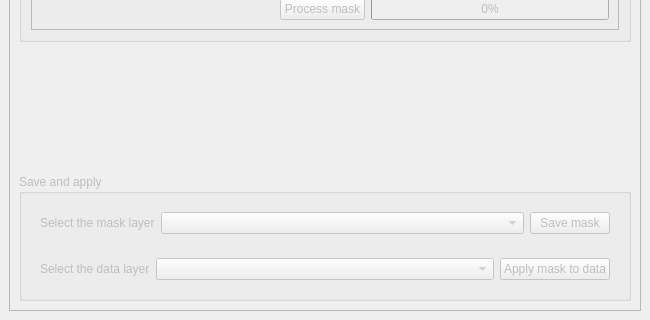
SMByC/CloudMasking, file cloud_masking_dockwidget_base.ui: the form before one commit; both pictures show x 0 to 650 and y 555 to 875 of the 650 by 875 pixel window.
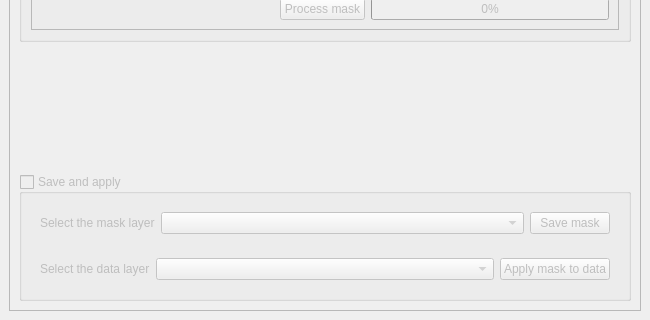
The form after the commit. Custom widgets are drawn as their Qt base class.

Commit message: Set hidden Save and apply block

Patch:
```diff
--- a/cloud_masking_dockwidget_base.ui
+++ b/cloud_masking_dockwidget_base.ui
@@ -30,7 +30,7 @@
        <property name="geometry">
         <rect>
          <x>0</x>
-         <y>0</y>
+         <y>-56</y>
          <width>610</width>
          <height>882</height>
         </rect>
@@ -425,6 +425,12 @@
           <property name="title">
            <string>Save and apply</string>
           </property>
+          <property name="checkable">
+           <bool>true</bool>
+          </property>
+          <property name="checked">
+           <bool>false</bool>
+          </property>
           <layout class="QVBoxLayout" name="verticalLayout_5">
            <item>
             <widget class="QWidget" name="widget" native="true">
```
Left out of the diff: 42 changed lines with no effect on the pictures. The commit also changes 1 other file.
